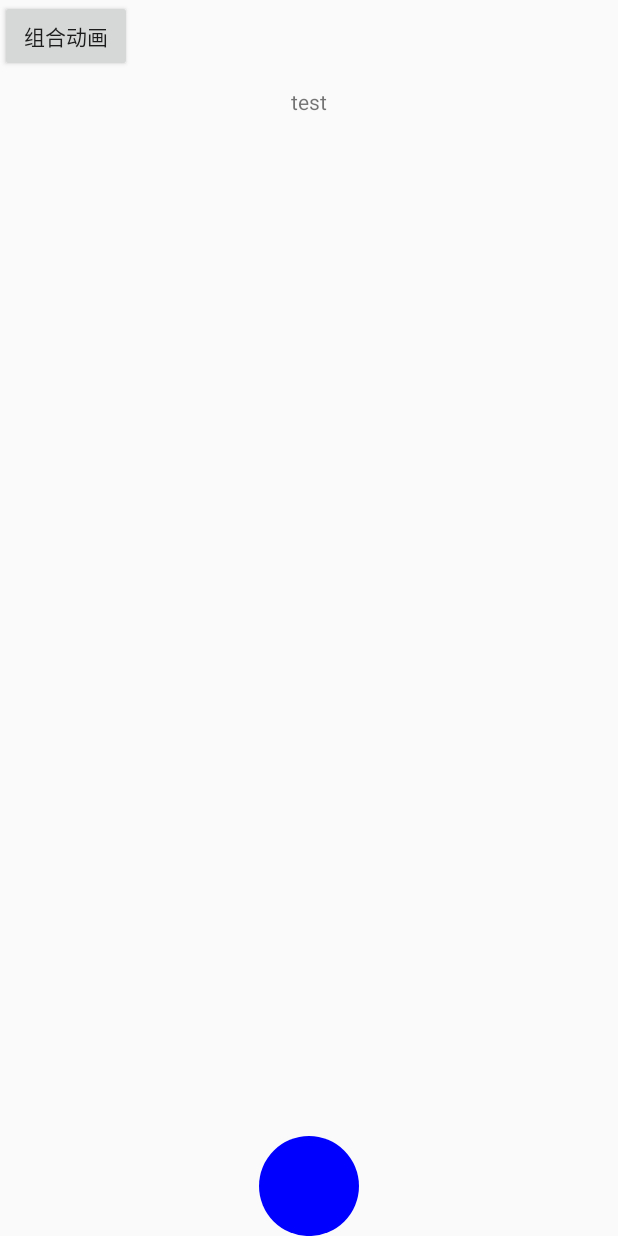
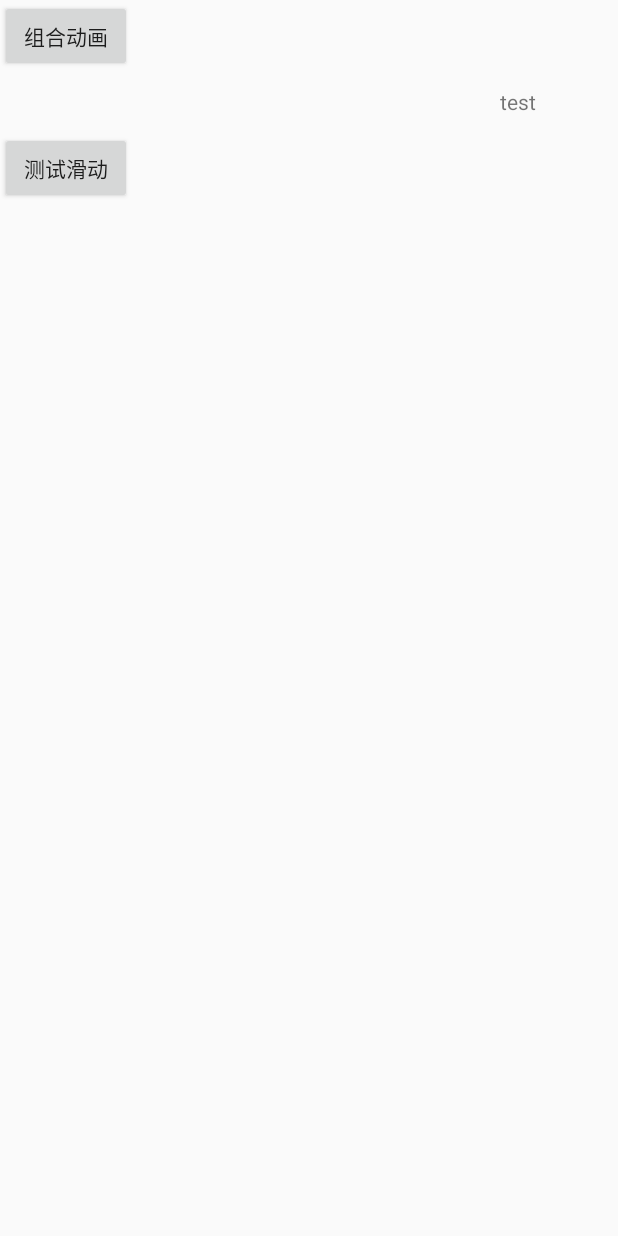
Before and after one commit to sun6126/UIProject, an Android app: the AnimationActivity screen opened directly, with no data from a screen before it, after a tap on "组合动画", on a phone screen of 412 x 824 dp. Run offline under Robolectric (Android 15) with nearby library versions, the phone set to English and light mode, and no system bars.

Commit message:
测试translationX、Y的作用

```diff
--- a/app/src/main/AndroidManifest.xml
+++ b/app/src/main/AndroidManifest.xml
@@ -9,7 +9,8 @@
         android:roundIcon="@mipmap/ic_launcher_round"
         android:supportsRtl="true"
         android:theme="@style/AppTheme">
-        <activity android:name=".ui.VLayoutActivity"></activity>
+        <activity android:name=".ui.TaoBaoHomeActivity"></activity>
+        <activity android:name=".ui.VLayoutActivity" />
         <activity android:name=".ui.NestedLinearLayoutActivity" />
         <activity android:name=".ui.GiftActivity" />
         <activity android:name=".ui.CubicActivity" />
--- a/app/src/main/java/com/example/qi/uiproject/ui/AnimationActivity.kt
+++ b/app/src/main/java/com/example/qi/uiproject/ui/AnimationActivity.kt
@@ -3,11 +3,14 @@ package com.example.qi.uiproject.ui
 import android.animation.Animator
 import android.animation.AnimatorSet
 import android.animation.ObjectAnimator
+import android.animation.ValueAnimator
 import androidx.appcompat.app.AppCompatActivity
 import android.os.Bundle
+import android.util.Log
 import android.view.animation.AnimationSet
 import com.example.qi.uiproject.R
 import kotlinx.android.synthetic.main.activity_animation.*
+import javax.security.auth.login.LoginException
 
 class AnimationActivity : AppCompatActivity() {
 
@@ -21,6 +24,12 @@ class AnimationActivity : AppCompatActivity() {
         btnAnimationSet.setOnClickListener { // 播放集合动画
             startSetAnimation()
         }
+        btnScroll.setOnClickListener {
+//            btnAnimationSet.translationX = 60f
+            btnAnimationSet.translationY = btnAnimationSet.translationY + 60f
+            Log.e("sunbaoqi",btnAnimationSet.x .toString()+ "     "+ btnAnimationSet.y) // translationX/Y 向右移是正，向下移是正
+//            btnAnimationSet.scrollBy(btnAnimationSet.x.toInt(),20) // scrollX和scrollY 移动内容，向上移是正，向下是负，向左移是正，向右移是负
+        }
     }
 
     // 集合动画
@@ -29,7 +38,7 @@ class AnimationActivity : AppCompatActivity() {
             tvTest,
             "translationX",
             -500f,
-            tvTest.translationX
+            500f
         )
 
         val alpha = ObjectAnimator.ofFloat(tvTest, "alpha", 0f, 1f)
--- a/app/src/main/res/layout/activity_animation.xml
+++ b/app/src/main/res/layout/activity_animation.xml
@@ -14,13 +14,19 @@
 
     <TextView
         android:id="@+id/tvTest"
-        android:layout_width="match_parent"
+        android:layout_width="wrap_content"
         android:layout_height="40dp"
         android:gravity="center"
         android:text="test" />
 
-    <com.example.qi.uiproject.view.MyAnimView
-        android:layout_width="match_parent"
-        android:layout_height="match_parent"/>
+<!--    <com.example.qi.uiproject.view.MyAnimView-->
+<!--        android:layout_width="match_parent"-->
+<!--        android:layout_height="match_parent"/>-->
+
+    <Button
+        android:id="@+id/btnScroll"
+        android:text="测试滑动"
+        android:layout_width="wrap_content"
+        android:layout_height="wrap_content"/>
 
 </LinearLayout>
--- a/build.gradle
+++ b/build.gradle
@@ -20,7 +20,7 @@ allprojects {
     repositories {
         google()
         jcenter()
-
+        maven {url "https://jitpack.io"}
     }
 }
 
```
Also changed, not shown: app/build.gradle (+7 -2 lines), app/src/main/java/com/example/qi/uiproject/ui/TaoBaoHomeActivity.kt (added, +13 -0 lines), app/src/main/res/layout/activity_tao_bao_home.xml (added, +9 -0 lines).
